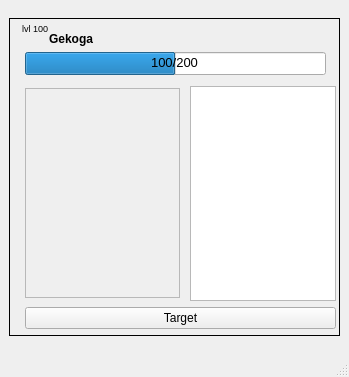
Qt form character_widget.ui (Gekoga1/Project-Creators) before a commit.
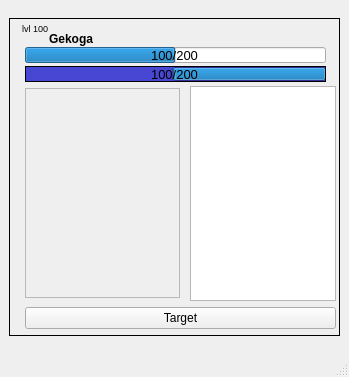
The same form after that commit.

```diff
--- a/character_widget.ui
+++ b/character_widget.ui
@@ -118,9 +118,9 @@
        <property name="geometry">
         <rect>
          <x>16</x>
-         <y>34</y>
+         <y>29</y>
          <width>301</width>
-         <height>23</height>
+         <height>16</height>
         </rect>
        </property>
        <property name="maximum">
@@ -137,9 +137,9 @@
        <property name="geometry">
         <rect>
          <x>20</x>
-         <y>34</y>
+         <y>29</y>
          <width>291</width>
-         <height>21</height>
+         <height>16</height>
         </rect>
        </property>
        <property name="font">
@@ -182,6 +182,81 @@
         <set>Qt::AlignLeading|Qt::AlignLeft|Qt::AlignVCenter</set>
        </property>
       </widget>
+      <widget class="QLabel" name="hp_2">
+       <property name="geometry">
+        <rect>
+         <x>24</x>
+         <y>50</y>
+         <width>291</width>
+         <height>16</height>
+        </rect>
+       </property>
+       <property name="font">
+        <font>
+         <pointsize>10</pointsize>
+         <kerning>true</kerning>
+        </font>
+       </property>
+       <property name="text">
+        <string>100/200</string>
+       </property>
+       <property name="alignment">
+        <set>Qt::AlignCenter</set>
+       </property>
+      </widget>
+      <widget class="QProgressBar" name="mpBar">
+       <property name="geometry">
+        <rect>
+         <x>16</x>
+         <y>48</y>
+         <width>301</width>
+         <height>16</height>
+        </rect>
+       </property>
+       <property name="autoFillBackground">
+        <bool>false</bool>
+       </property>
+       <property name="styleSheet">
+        <string notr="true">background: rgb(71, 71, 212);border: 1px solid black;</string>
+       </property>
+       <property name="maximum">
+        <number>50</number>
+       </property>
+       <property name="value">
+        <number>25</number>
+       </property>
+       <property name="textVisible">
+        <bool>false</bool>
+       </property>
+       <property name="invertedAppearance">
+        <bool>true</bool>
+       </property>
+      </widget>
+      <widget class="QLabel" name="mp">
+       <property name="geometry">
+        <rect>
+         <x>20</x>
+         <y>48</y>
+         <width>291</width>
+         <height>16</height>
+        </rect>
+       </property>
+       <property name="font">
+        <font>
+         <pointsize>10</pointsize>
+         <kerning>true</kerning>
+        </font>
+       </property>
+       <property name="autoFillBackground">
+        <bool>false</bool>
+       </property>
+       <property name="text">
+        <string>100/200</string>
+       </property>
+       <property name="alignment">
+        <set>Qt::AlignCenter</set>
+       </property>
+      </widget>
      </widget>
     </item>
    </layout>
```
